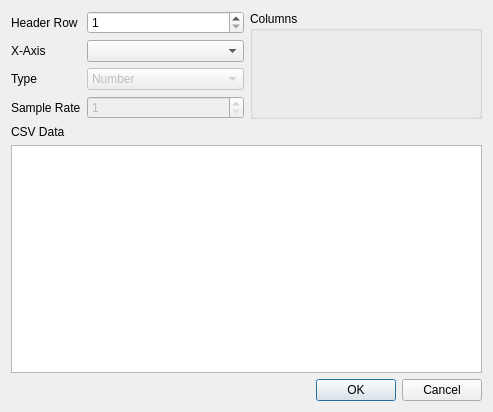
This is designer/parserdialog.ui in RuggedScience/AccelExplorer as Qt 5 draws it before an edit. The edited form follows.
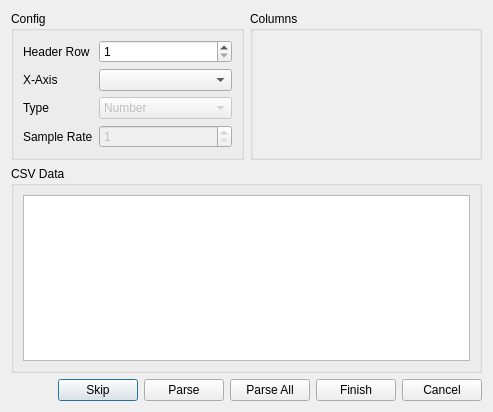
This is the edited form. Custom widgets are drawn as their Qt base class.

Commit message: Parse multiple files at once in ParserDialog

Diff of the .ui file:
```diff
--- a/designer/parserdialog.ui
+++ b/designer/parserdialog.ui
@@ -20,10 +20,17 @@
       <number>0</number>
      </property>
      <item>
-      <layout class="QFormLayout" name="optionsLayout">
-       <property name="topMargin">
-        <number>0</number>
+      <widget class="QGroupBox" name="config_group">
+       <property name="sizePolicy">
+        <sizepolicy hsizetype="Expanding" vsizetype="Expanding">
+         <horstretch>0</horstretch>
+         <verstretch>0</verstretch>
+        </sizepolicy>
        </property>
+       <property name="title">
+        <string>Config</string>
+       </property>
+       <layout class="QFormLayout" name="formLayout">
        <item row="0" column="0">
         <widget class="QLabel" name="headerRowLabel">
          <property name="text">
@@ -116,32 +123,74 @@
         </widget>
        </item>
       </layout>
+      </widget>
      </item>
      <item>
       <widget class="QGroupBox" name="headerGroupBox">
        <property name="title">
         <string>Columns</string>
        </property>
-       <layout class="QVBoxLayout" name="headerLayout"/>
-      </widget>
-     </item>
-    </layout>
-   </item>
-   <item>
-    <layout class="QVBoxLayout" name="verticalLayout_2">
+       <layout class="QVBoxLayout" name="headerGroupLayout">
+        <property name="spacing">
+         <number>0</number>
+        </property>
+        <property name="leftMargin">
+         <number>0</number>
+        </property>
      <property name="topMargin">
       <number>0</number>
      </property>
      <property name="rightMargin">
       <number>0</number>
      </property>
+        <property name="bottomMargin">
+         <number>0</number>
+        </property>
      <item>
-      <widget class="QLabel" name="csvLabel">
-       <property name="text">
+         <widget class="QScrollArea" name="scrollArea">
+          <property name="frameShape">
+           <enum>QFrame::NoFrame</enum>
+          </property>
+          <property name="widgetResizable">
+           <bool>true</bool>
+          </property>
+          <widget class="QWidget" name="scrollAreaWidgetContents">
+           <property name="geometry">
+            <rect>
+             <x>0</x>
+             <y>0</y>
+             <width>231</width>
+             <height>124</height>
+            </rect>
+           </property>
+           <layout class="QVBoxLayout" name="headerLayout">
+            <property name="leftMargin">
+             <number>9</number>
+            </property>
+            <property name="topMargin">
+             <number>9</number>
+            </property>
+            <property name="rightMargin">
+             <number>9</number>
+            </property>
+            <property name="bottomMargin">
+             <number>9</number>
+            </property>
+           </layout>
+          </widget>
+         </widget>
+        </item>
+       </layout>
+      </widget>
+     </item>
+    </layout>
+   </item>
+   <item>
+    <widget class="QGroupBox" name="csvData_group">
+     <property name="title">
         <string>CSV Data</string>
        </property>
-      </widget>
-     </item>
+     <layout class="QVBoxLayout" name="verticalLayout_3">
      <item>
       <widget class="CSVViewer" name="csvViewer">
        <property name="enabled">
@@ -156,19 +205,72 @@
       </widget>
      </item>
     </layout>
+    </widget>
    </item>
    <item>
-    <widget class="QDialogButtonBox" name="buttonBox">
+    <layout class="QVBoxLayout" name="verticalLayout_2">
+     <property name="topMargin">
+      <number>0</number>
+     </property>
+     <property name="rightMargin">
+      <number>0</number>
+     </property>
+    </layout>
+   </item>
+   <item>
+    <layout class="QHBoxLayout" name="horizontalLayout_2">
+     <property name="topMargin">
+      <number>0</number>
+     </property>
+     <item>
+      <spacer name="horizontalSpacer">
      <property name="orientation">
       <enum>Qt::Horizontal</enum>
      </property>
-     <property name="standardButtons">
-      <set>QDialogButtonBox::Cancel|QDialogButtonBox::Ok</set>
-     </property>
-     <property name="centerButtons">
-      <bool>false</bool>
-     </property>
-    </widget>
+       <property name="sizeHint" stdset="0">
+        <size>
+         <width>40</width>
+         <height>20</height>
+        </size>
+       </property>
+      </spacer>
+     </item>
+     <item>
+      <widget class="QPushButton" name="skip_button">
+       <property name="text">
+        <string>Skip</string>
+       </property>
+      </widget>
+     </item>
+     <item>
+      <widget class="QPushButton" name="parse_button">
+       <property name="text">
+        <string>Parse</string>
+       </property>
+      </widget>
+     </item>
+     <item>
+      <widget class="QPushButton" name="parseAll_button">
+       <property name="text">
+        <string>Parse All</string>
+       </property>
+      </widget>
+     </item>
+     <item>
+      <widget class="QPushButton" name="finish_button">
+       <property name="text">
+        <string>Finish</string>
+       </property>
+      </widget>
+     </item>
+     <item>
+      <widget class="QPushButton" name="cancel_button">
+       <property name="text">
+        <string>Cancel</string>
+       </property>
+      </widget>
+     </item>
+    </layout>
    </item>
   </layout>
  </widget>
```
Left out of the diff: 35 changed lines with no effect on the pictures. Lines whose indentation alone changed are shown as unchanged. The commit also changes 5 other files.
